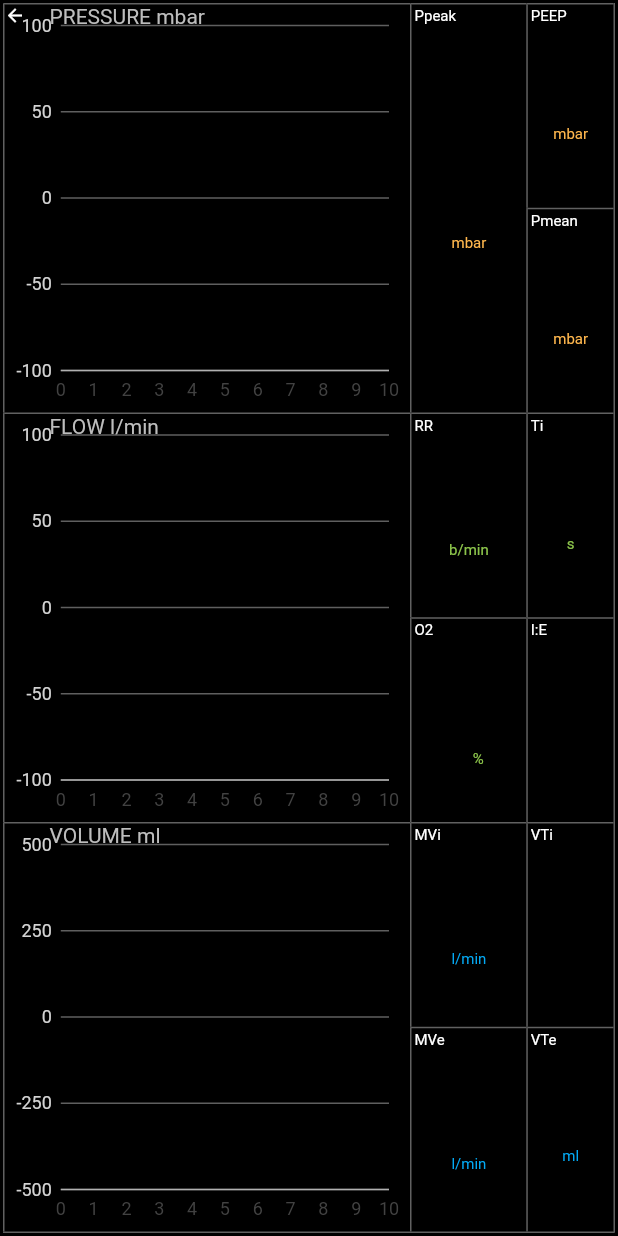
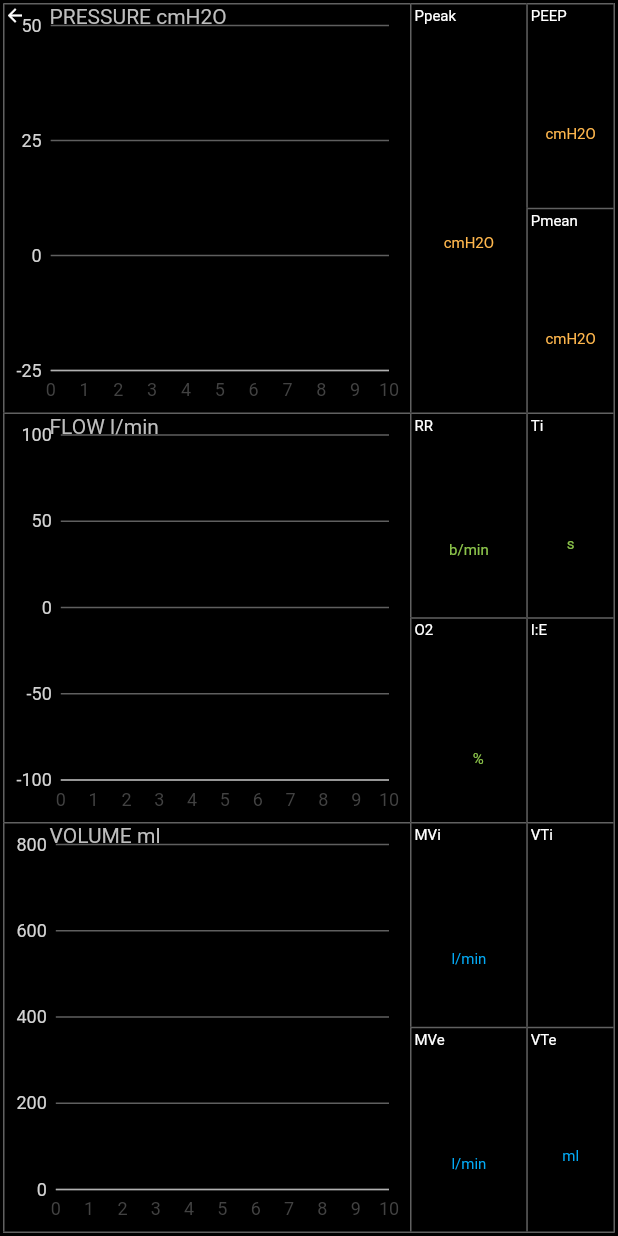
Before and after one commit to kukulo2011/OpenCovid_ventilator, a Flutter app: the screen it shows after launch, after a tap on "Show Graph Screen", on a phone screen of 412 x 824 dp. Run offline on Flutter 3.47's test engine with Material 2 defaults, Android fonts, the phone set to English and light mode, and no system bars; our stand-ins replace charts_flutter; missing offline and left inert: pedantic, screen, usb_serial.

Commit message:
Changed chart min max values
Changed chart min max values, changed pressure to cmH2O

```diff
--- a/display_app/breezy/lib/graphs_screen.dart
+++ b/display_app/breezy/lib/graphs_screen.dart
@@ -32,18 +32,18 @@ SOFTWARE.
  */
 
 const _graphLabels = [
-  _GraphSelector('PRESSURE mbar', -100.0, 100.0, 0),
+  _GraphSelector('PRESSURE cmH2O', -10.0, 50.0, 0),
   _GraphSelector('FLOW l/min', -100.0, 100.0, 1),
   // TODO:  Spec says -999 to 999, but the sample data is different.
-  _GraphSelector('VOLUME ml', -500.0, 500.0, 2),
+  _GraphSelector('VOLUME ml', 0.0, 800.0, 2),
   // TODO:  Spec claims volum is 0..9999, but the sample data is nowhere
   //        near that.  And ten liters of air is a lot!
 ];
 
 final _displayedValues = [
-  DisplayedValueSelector('Ppeak', 'mbar', '##.#', Colors.orange.shade300, 0),
-  DisplayedValueSelector('Pmean', 'mbar', '##.#', Colors.orange.shade300, 1),
-  DisplayedValueSelector('PEEP', 'mbar', '##.#', Colors.orange.shade300, 2),
+  DisplayedValueSelector('Ppeak', 'cmH2O', '##.#', Colors.orange.shade300, 0),
+  DisplayedValueSelector('Pmean', 'cmH2O', '##.#', Colors.orange.shade300, 1),
+  DisplayedValueSelector('PEEP', 'cmH2O', '##.#', Colors.orange.shade300, 2),
   DisplayedValueSelector('RR', 'b/min', '##.#', Colors.lightGreen, 3),
   DisplayedValueSelector('O2', '     %', '1##', Colors.lightGreen, 4),
   DisplayedValueSelector('Ti', 's', '##.#', Colors.lightGreen, 5),
--- a/display_app/breezy/lib/spec.dart
+++ b/display_app/breezy/lib/spec.dart
@@ -11,9 +11,9 @@ class DataFeed {
   const DataFeed(this.chartedValues, this.displayedValues);
 
   static DataFeed defaultFeed = DataFeed([
+    ChartedValue(-10, 50),
     ChartedValue(-100, 100),
-    ChartedValue(-100, 100),
-    ChartedValue(-500, 500)
+    ChartedValue(0, 800)
   ], [
     FormattedValue('#0.0', 0, 99.9),
     FormattedValue('#0.0', 0, 99.9),
```
Also changed, not shown: display_app/breezy/pubspec.lock.
